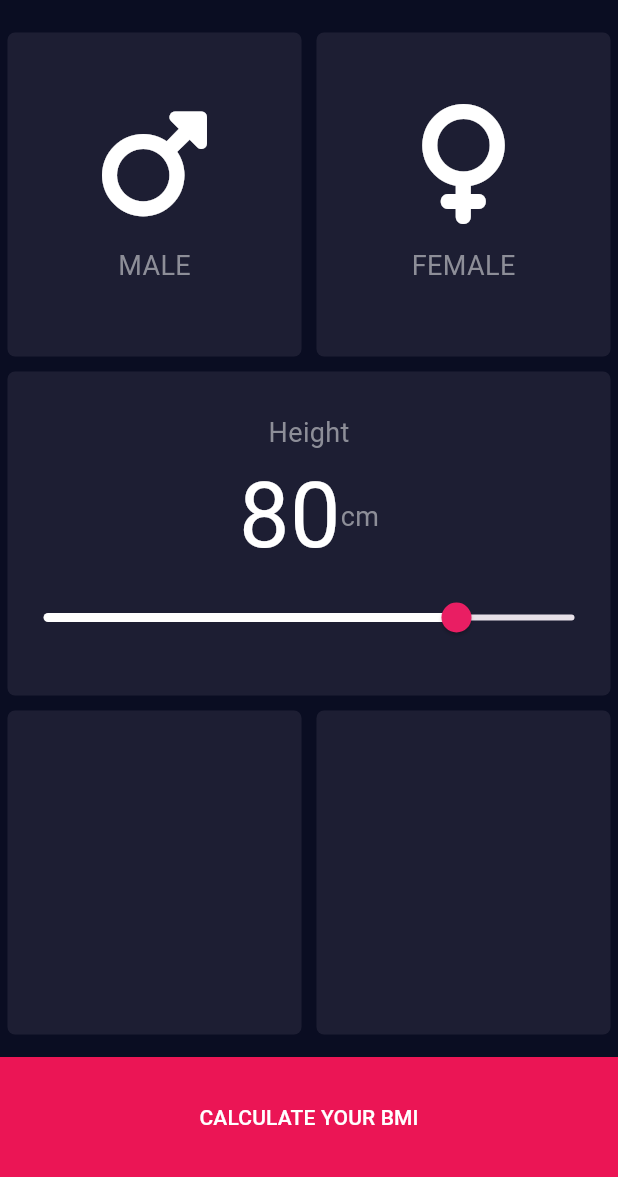
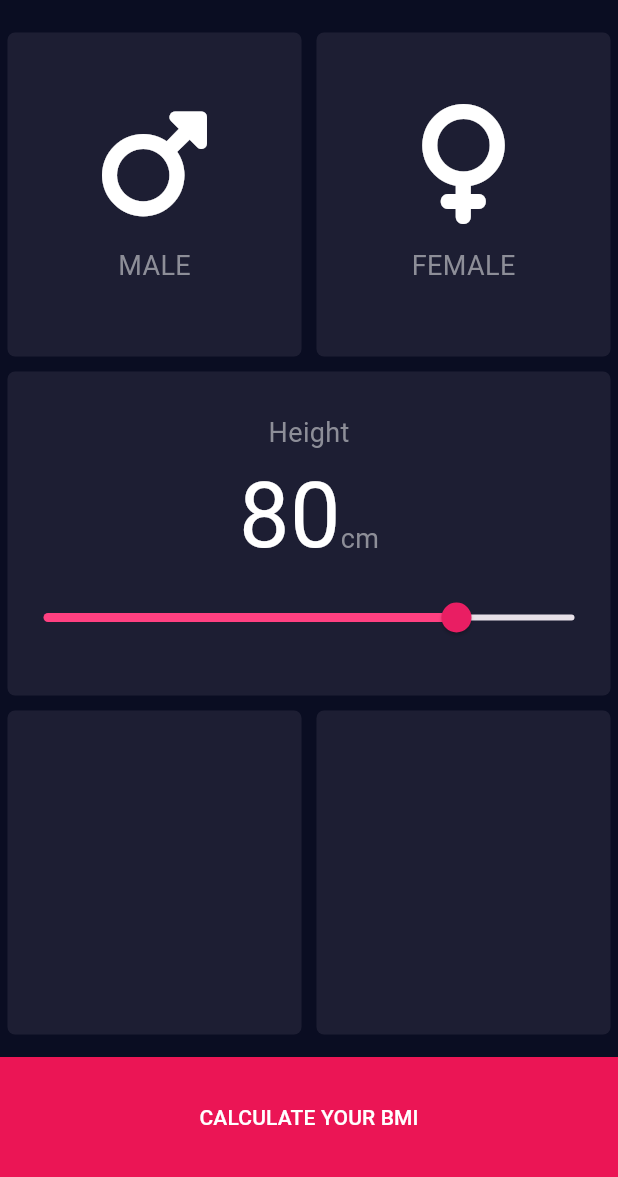
Before and after one commit to ziyadrahman/bmi-Calculator, a Flutter app: the screen it shows after launch, on a phone screen of 412 x 824 dp, the part 59-1236 px from its top. Run offline on Flutter 3.47's test engine with Material 3 defaults, Android fonts, the phone set to English and light mode, and no system bars; our stand-ins replace font_awesome_flutter.

Commit message:
slider implementation 1.All text fields implemented and functionality of slider reflecting in height value implemented

```diff
--- a/lib/main.dart
+++ b/lib/main.dart
@@ -122,6 +122,8 @@ class _MyHomePageState extends State<MyHomePage> {
                     ),
                     Row(
                       mainAxisAlignment: MainAxisAlignment.center,
+                      crossAxisAlignment: CrossAxisAlignment.baseline,
+                      textBaseline: TextBaseline.alphabetic,
                       children: [
                         Text(
                           height.toString(),
@@ -137,7 +139,7 @@ class _MyHomePageState extends State<MyHomePage> {
                         value: height.toDouble(),
                         min: 10,
                         max: 100,
-                        activeColor: Colors.white,
+                        activeColor: Colors.pinkAccent,
                         thumbColor: Colors.pink,
                         onChanged: (double newValue) {
                           setState(() {
```
